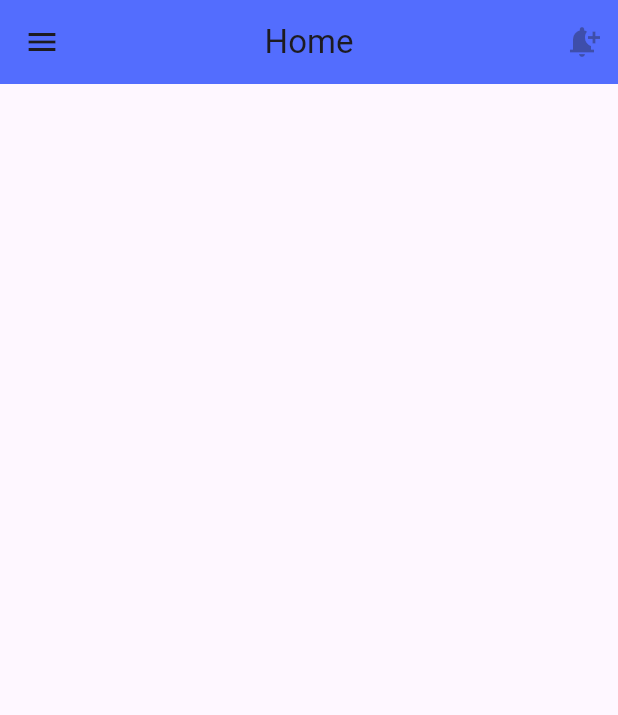
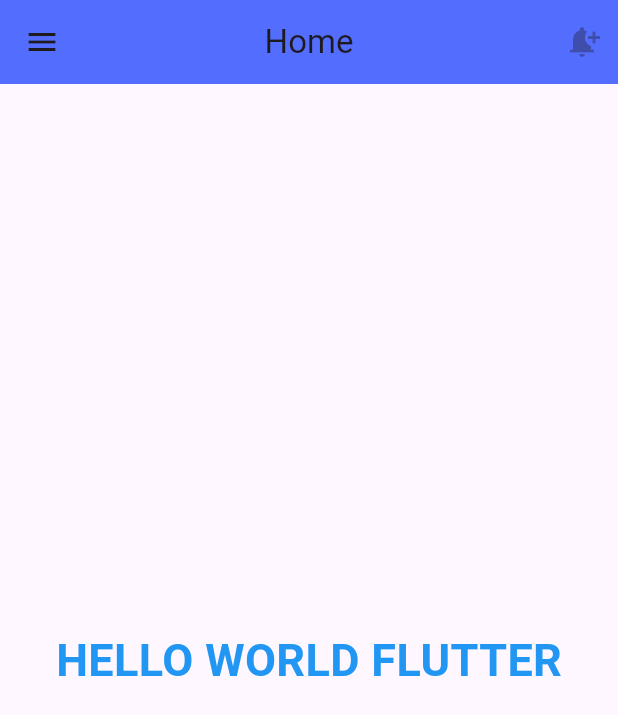
Before and after one commit to programmerrajbhai/Flutter-Top-AppsBar, a Flutter app: the screen it shows after launch, on a phone screen of 412 x 824 dp. Shown: the top 715 px of the screen. Run offline on Flutter 3.47's test engine with Material 3 defaults, Android fonts, the phone set to English and light mode, and no system bars.

Commit message:
appbar with text widget

```diff
--- a/lib/main.dart
+++ b/lib/main.dart
@@ -10,6 +10,15 @@ class MyApp extends StatelessWidget {
     return MaterialApp(
       debugShowCheckedModeBanner: false,
       home: Scaffold(
+
+        //##################Text Widget Start##################
+         body: Center(
+           child: Text("HELLO WORLD FLUTTER", style: TextStyle(fontSize: 30, fontWeight: FontWeight.bold, color: Colors.blue),),
+         ),
+        //##################Text Widget End##################
+
+        //##################APP Bar code start##################
+        //##################APP Bar code start##################
         appBar: AppBar(
 
           //Use Background Color on App Bar
@@ -32,6 +41,8 @@ class MyApp extends StatelessWidget {
           leading: Icon(Icons.menu),
 
         ),
+        //##################APP Bar code End##################
+
       ),
     );
   }
```
